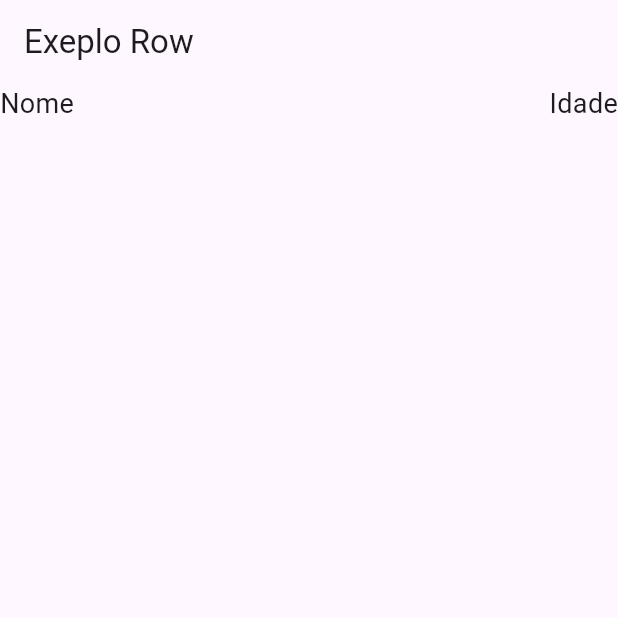
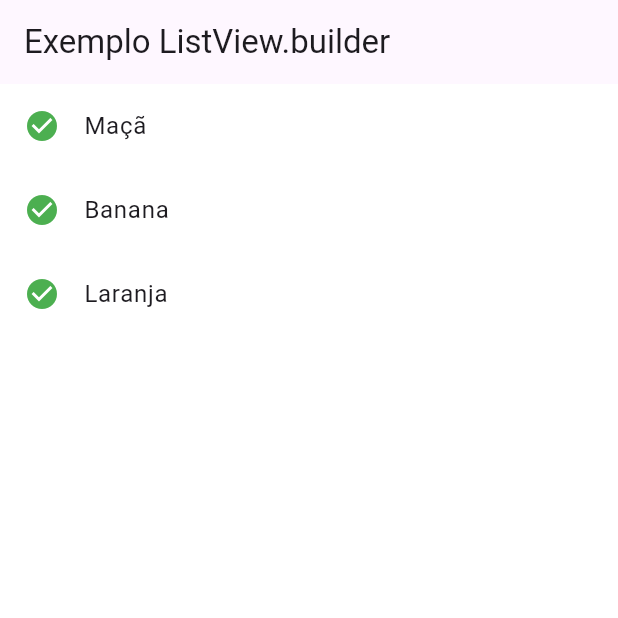
Before and after one commit to calebys/revisao_flutter_caleb, a Flutter app: the screen it shows after launch, on a phone screen of 412 x 824 dp, the top half of it. Run offline on Flutter 3.47's test engine with Material 3 defaults, Android fonts, the phone set to English and light mode, and no system bars.

Commit message:
adicionei mais exemplos com novas funcionalidades para meu aprendizado.

```diff
--- a/lib/main.dart
+++ b/lib/main.dart
@@ -1,5 +1,10 @@
 import 'package:flutter/material.dart';
 import 'package:revisao_flutter_caleb/revisao/exemplo1.dart';
+import 'package:revisao_flutter_caleb/revisao/exemplo2.dart';
+import 'package:revisao_flutter_caleb/revisao/exemplo3.dart';
+import 'package:revisao_flutter_caleb/revisao/exemplo4.dart';
+import 'package:revisao_flutter_caleb/revisao/exemplo5.dart';
+import 'package:revisao_flutter_caleb/revisao/exemplo6.dart';
 
 void main() {
   runApp(const MyApp());
@@ -12,7 +17,7 @@ class MyApp extends StatelessWidget {
   Widget build(BuildContext context) {
     return const MaterialApp(
       debugShowCheckedModeBanner: false,
-      home: Exemplo1Page(),
+      home: Exemplo6Page(),
     );
   }
 }
--- /dev/null
+++ b/lib/revisao/exemplo6.dart
@@ -0,0 +1,25 @@
+import 'package:flutter/material.dart';
+import '../style/exemplo6_style.dart';
+
+class Exemplo6Page extends StatelessWidget {
+  const Exemplo6Page({super.key});
+
+  @override
+  Widget build(BuildContext context) {
+    final itens = ["Maçã", "Banana", "Laranja"];
+
+    return Scaffold(
+      backgroundColor: Colors.white,
+      appBar: AppBar(title:  const Text("Exemplo ListView.builder")),
+      body: ListView.builder(
+        itemCount: itens.length,
+        itemBuilder: (context, index) {
+          return ListTile(
+            leading: Icon(Icons.check_circle, color: Exemplo6Style.corIcone),
+            title: Text(itens[index], style: Exemplo6Style.textoItem),
+          );
+        },
+      ),
+    );
+  }
+}
--- /dev/null
+++ b/lib/style/exemplo5_style.dart
@@ -0,0 +1,5 @@
+import 'package:flutter/material.dart';
+
+class Exemplo5Style {
+  static const TextStyle textoItem = TextStyle(fontSize: 16);
+}
--- /dev/null
+++ b/lib/style/exemplo6_style.dart
@@ -0,0 +1,6 @@
+import 'package:flutter/material.dart';
+
+class Exemplo6Style {
+  static const Color corIcone = Colors.green;
+  static const TextStyle textoItem = TextStyle(fontSize: 16);
+}
```
Also changed, not shown: lib/revisao/exemplo2.dart (added, +21 -0 lines), lib/revisao/exemplo3.dart (added, +32 -0 lines), lib/revisao/exemplo4.dart (added, +35 -0 lines), lib/revisao/exemplo5.dart (added, +20 -0 lines), lib/style/exemplo2_style.dart (added, +12 -0 lines), lib/style/exemplo3_style.dart (added, +8 -0 lines), lib/style/exemplo4_style.dart (added, +10 -0 lines).
